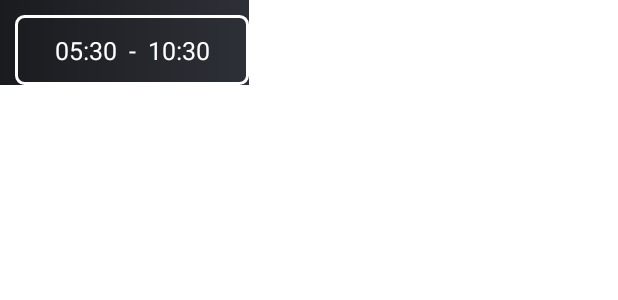
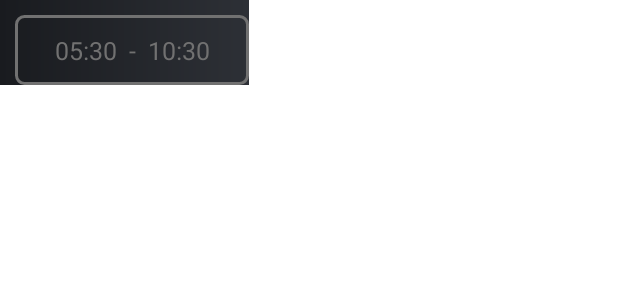
Before and after one commit to pablopicas/PhoneAuth, an Android app: the layout peffered_time.xml on its own in the app's theme, with its tools: preview values and no code run, on a phone screen of 412 x 824 dp. Shown: the top 300 px of the screen. Run offline under Robolectric (Android 15) with nearby library versions, the phone set to English and light mode, and no system bars; Roboto replaces fonts that are not available here.

Commit message:
Login and main design

```diff
--- a/app/src/main/res/drawable/pereferdtimingbg2.xml
+++ b/app/src/main/res/drawable/pereferdtimingbg2.xml
@@ -1,7 +1,7 @@
 <?xml version="1.0" encoding="utf-8"?>
 <shape xmlns:android="http://schemas.android.com/apk/res/android">
 
-    <stroke android:width="2dp" android:color="#fff"/>
+    <stroke android:width="2dp" android:color="#717171"/>
     <corners android:radius="5dp"/>
 
 </shape>
--- a/app/src/main/res/layout/peffered_time.xml
+++ b/app/src/main/res/layout/peffered_time.xml
@@ -7,7 +7,7 @@
     <TextView
         android:layout_width="@dimen/_120sdp"
         android:layout_height="@dimen/_36sdp"
-        android:textColor="#fff"
+        android:textColor="#717171"
         android:background="@drawable/pereferdtimingbg2"
         android:layout_marginStart="10dp"
         android:layout_marginTop="10dp"
```
